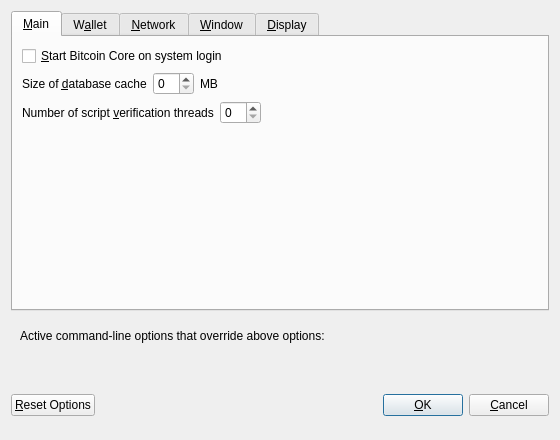
tuantruong2206/myowncoin, file src/qt/forms/optionsdialog.ui: the form before one commit.
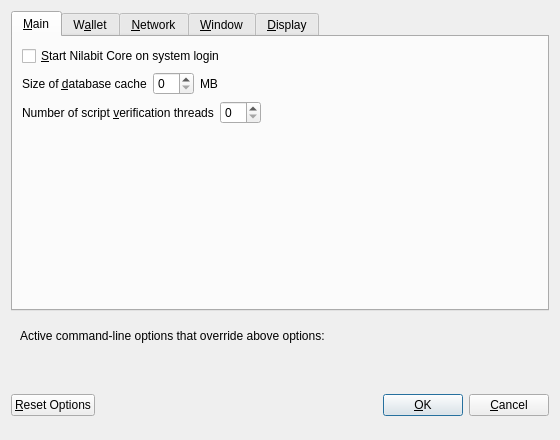
The form after the commit. Custom widgets are drawn as their Qt base class.

```diff
--- a/src/qt/forms/optionsdialog.ui
+++ b/src/qt/forms/optionsdialog.ui
@@ -33,7 +33,7 @@
           <string>Automatically start Bitcoin Core after logging in to the system.</string>
          </property>
          <property name="text">
-          <string>&amp;Start Bitcoin Core on system login</string>
+          <string>&amp;Start Nilabit Core on system login</string>
          </property>
         </widget>
        </item>
```
Left out of the diff: 10 changed lines with no effect on the pictures.
